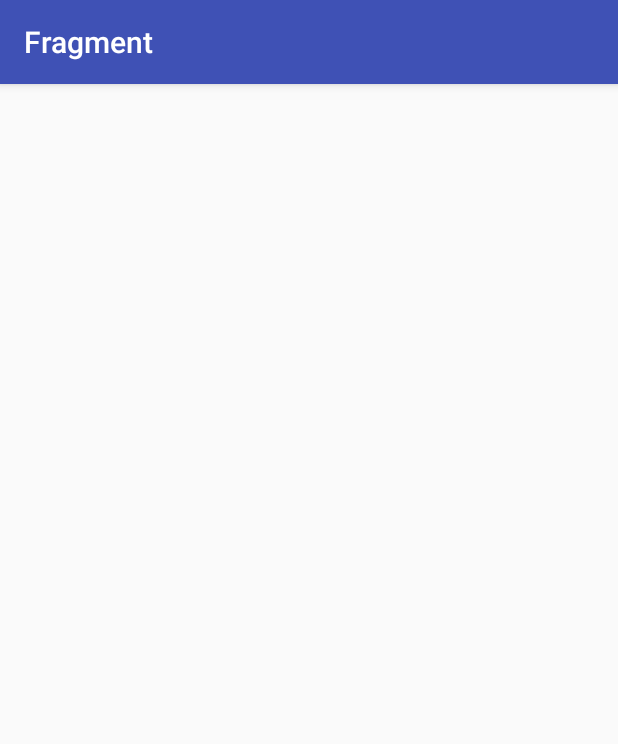
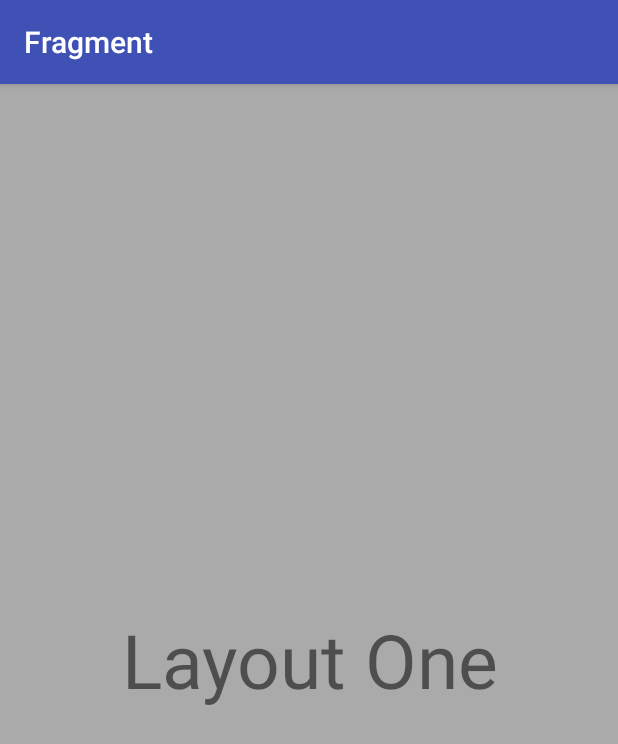
Before and after one commit to sarere/progmob, an Android app: the screen it shows after launch (MainActivity), on a phone screen of 412 x 824 dp. Shown: the top 744 px of the screen. Run offline under Robolectric (Android 15) with nearby library versions, the phone set to English and light mode, and no system bars.

Commit message:
add logic

```diff
--- a/Fragment/app/src/main/java/id/ac/ukdw/fragment/MainActivity.java
+++ b/Fragment/app/src/main/java/id/ac/ukdw/fragment/MainActivity.java
@@ -18,7 +18,7 @@ public class MainActivity extends AppCompatActivity {
         if(rotation == Surface.ROTATION_90 || rotation == Surface.ROTATION_270){
             setContentView(R.layout.activity_main_landscape);
         } else {
-
+            setContentView(R.layout.fragment_one);
         }
     }
 }
```
